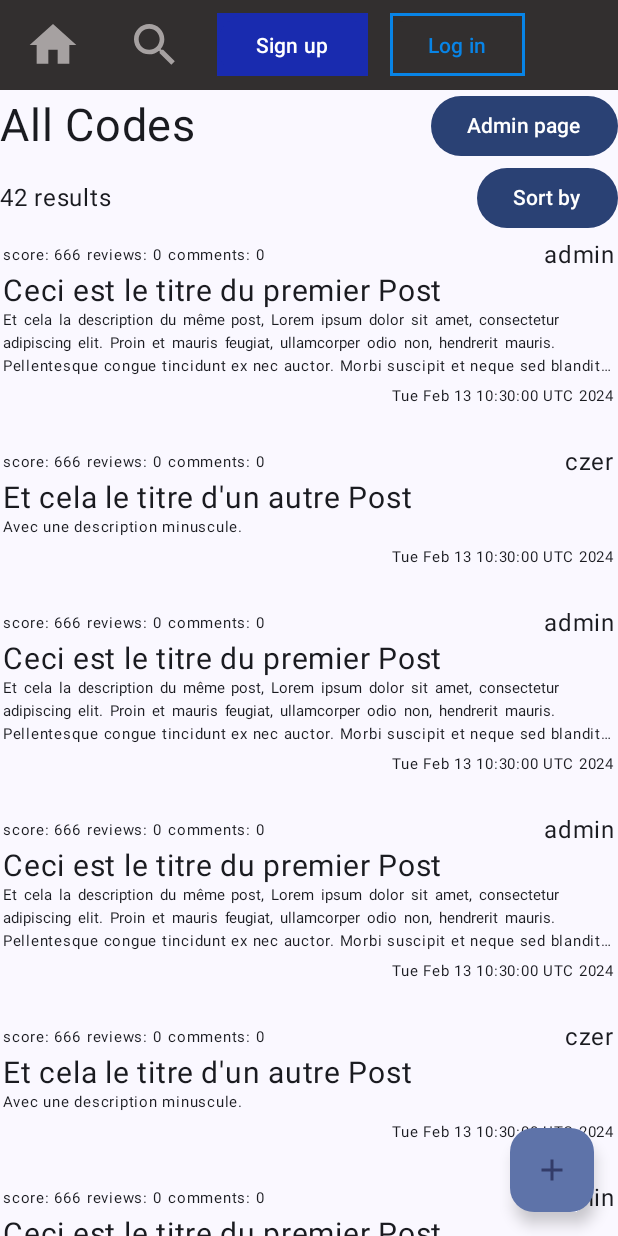
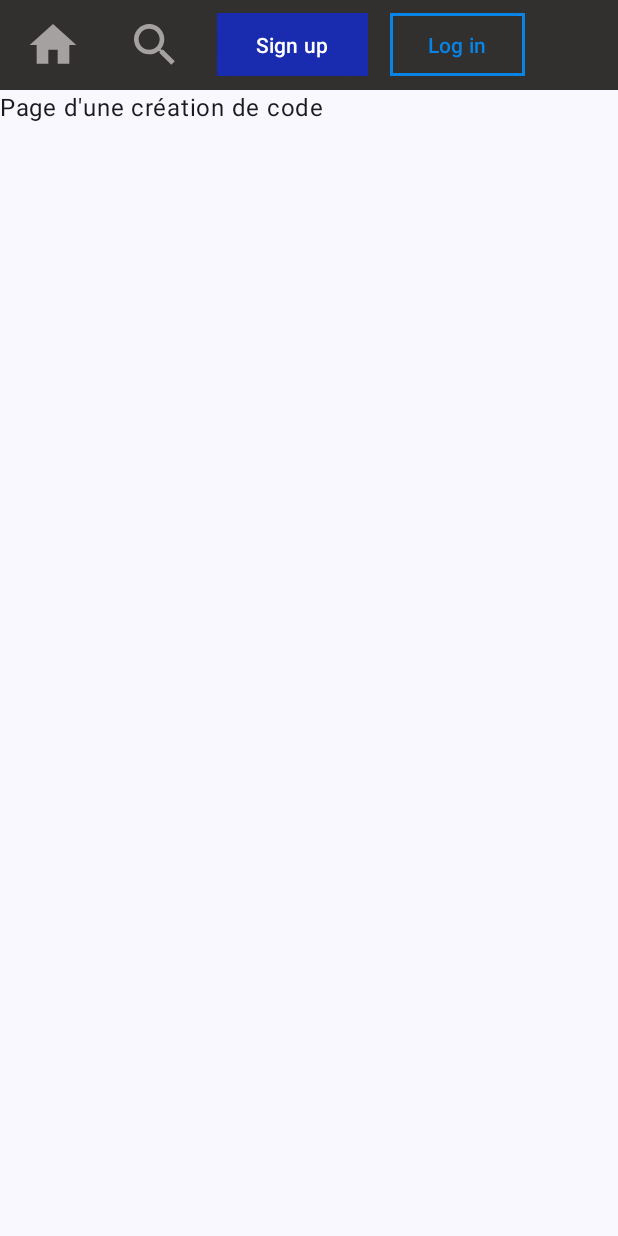
Before and after one commit to CesaireAgonse/Projet-Android-M2-UGEReveVue, an Android app built with Jetpack Compose: the screen it shows after launch (MainActivity), after a tap on "Add a new Post", on a phone screen of 412 x 824 dp. Run offline under Robolectric (Android 15) with nearby library versions, the phone set to English and light mode, and no system bars; 2 other taps on this screen came first.

Commit message:
refactorisation de la navigation entre les composants

```diff
--- a/app/src/main/java/fr/uge/ugerevevueandroid/ApiService.kt
+++ b/app/src/main/java/fr/uge/ugerevevueandroid/ApiService.kt
@@ -1,5 +1,6 @@
 package fr.uge.ugerevevueandroid
 
+import fr.uge.ugerevevueandroid.page.SignupForm
 import retrofit2.Call
 import retrofit2.Retrofit
 import retrofit2.converter.gson.GsonConverterFactory
--- a/app/src/main/java/fr/uge/ugerevevueandroid/MainActivity.kt
+++ b/app/src/main/java/fr/uge/ugerevevueandroid/MainActivity.kt
@@ -13,6 +13,14 @@ import androidx.compose.runtime.mutableStateOf
 import androidx.compose.runtime.remember
 import androidx.compose.runtime.setValue
 import androidx.compose.ui.Modifier
+import fr.uge.ugerevevueandroid.information.SimpleUserInformation
+import fr.uge.ugerevevueandroid.page.CodePage
+import fr.uge.ugerevevueandroid.page.CreatePage
+import fr.uge.ugerevevueandroid.page.HomePage
+import fr.uge.ugerevevueandroid.page.LoginPage
+import fr.uge.ugerevevueandroid.page.Page
+import fr.uge.ugerevevueandroid.page.SignupPage
+import fr.uge.ugerevevueandroid.page.UserPage
 import fr.uge.ugerevevueandroid.ui.theme.UGEReveVueAndroidTheme
 
 class MainActivity : ComponentActivity() {
@@ -35,12 +43,16 @@ class MainActivity : ComponentActivity() {
 @Composable
 fun Application(){
     var page by remember { mutableStateOf(Page.HOME) }
+    var userProfile by remember { mutableStateOf<SimpleUserInformation>(SimpleUserInformation()) }
     Column {
         Navbar(onClickButton = { page = it })
         when(page){
-            Page.HOME -> HomePage()
+            Page.HOME -> HomePage( redirection = {page = it}, setUser = {userProfile = it})
             Page.LOGIN -> LoginPage()
             Page.SIGNUP -> SignupPage()
+            Page.USER -> UserPage(userProfile)
+            Page.CODE -> CodePage(redirection = {page = it})
+            Page.CREATE -> CreatePage(redirection = {page = it})
         }
     }
 }
--- a/app/src/main/java/fr/uge/ugerevevueandroid/information/SimpleUserInformation.java
+++ b/app/src/main/java/fr/uge/ugerevevueandroid/information/SimpleUserInformation.java
@@ -42,6 +42,9 @@ public class SimpleUserInformation {
         isAdmin = admin;
     }
 
+    public SimpleUserInformation() {
+    }
+
     public SimpleUserInformation(long id, String username, Set<SimpleUserInformation> followed, boolean isAdmin) {
         this.id = id;
         this.username = username;
--- /dev/null
+++ b/app/src/main/java/fr/uge/ugerevevueandroid/page/Create.kt
@@ -0,0 +1,9 @@
+package fr.uge.ugerevevueandroid.page
+
+import androidx.compose.material3.Text
+import androidx.compose.runtime.Composable
+
+@Composable
+fun CreatePage(redirection : (Page) -> Unit){
+    Text(text = "Page d'une création de code")
+}
--- a/app/src/main/java/fr/uge/ugerevevueandroid/Home.kt
+++ b/app/src/main/java/fr/uge/ugerevevueandroid/page/Home.kt
@@ -1,6 +1,5 @@
-package fr.uge.ugerevevueandroid
+package fr.uge.ugerevevueandroid.page
 
-import androidx.compose.foundation.background
 import androidx.compose.foundation.clickable
 import androidx.compose.foundation.layout.Arrangement
 import androidx.compose.foundation.layout.Column
@@ -11,15 +10,12 @@ import androidx.compose.foundation.rememberScrollState
 import androidx.compose.foundation.verticalScroll
 import androidx.compose.material.icons.Icons
 import androidx.compose.material.icons.filled.Add
-import androidx.compose.material.icons.filled.Clear
 import androidx.compose.material3.Button
 import androidx.compose.material3.DropdownMenu
 import androidx.compose.material3.DropdownMenuItem
 import androidx.compose.material3.FloatingActionButton
 import androidx.compose.material3.Icon
-import androidx.compose.material3.IconButton
 import androidx.compose.material3.Scaffold
-import androidx.compose.material3.Surface
 import androidx.compose.material3.Text
 import androidx.compose.runtime.Composable
 import androidx.compose.runtime.getValue
@@ -33,6 +29,7 @@ import androidx.compose.ui.text.style.TextAlign
 import androidx.compose.ui.text.style.TextOverflow
 import androidx.compose.ui.unit.dp
 import androidx.compose.ui.unit.sp
+import fr.uge.ugerevevueandroid.R
 import fr.uge.ugerevevueandroid.information.CodeInformation
 import fr.uge.ugerevevueandroid.information.CommentInformation
 import fr.uge.ugerevevueandroid.information.ReviewInformation
@@ -88,7 +85,7 @@ fun loadPosts() : MutableList<CodeInformation> {
 }
 
 @Composable
-fun HomePage(){
+fun HomePage(redirection : (Page) -> Unit, setUser : (SimpleUserInformation) -> Unit){
     var posts = loadPosts()
     val scrollState = rememberScrollState()
 
@@ -97,7 +94,7 @@ fun HomePage(){
             FistRow(isAdmin = true, 42)
         },
         floatingActionButton = {
-            FloatingActionButton(onClick = { /*TODO*/ }, contentColor = Color(R.color.button_color_2)) {
+            FloatingActionButton(onClick = { redirection(Page.CREATE) }, contentColor = Color(R.color.button_color_2)) {
                 Icon(Icons.Filled.Add, contentDescription = "Add a new Post")
             }
         }
@@ -111,7 +108,9 @@ fun HomePage(){
         ) {
             posts.forEach{
                 Post(code = it,
-                    modifier = Modifier.clickable { /* Code(it)*/ })
+                    modifier = Modifier.clickable { redirection(Page.CODE) },
+                    redirection,
+                    setUser)
             }
 
         }
@@ -186,7 +185,9 @@ fun FistRow(isAdmin : Boolean, numberResult: Int){
 }
 
 @Composable
-fun Post(code: CodeInformation, modifier: Modifier = Modifier){
+fun Post(code: CodeInformation, modifier: Modifier = Modifier,
+         redirection : (Page) -> Unit,
+         setUser : (SimpleUserInformation) -> Unit){
     Column (
         modifier = modifier.padding(2.dp)
         // mettre un petit background et delimiter chaque component
@@ -205,7 +206,10 @@ fun Post(code: CodeInformation, modifier: Modifier = Modifier){
             Spacer(modifier = Modifier.weight(1f))
             Text(
                 text = "${code.userInformation.username}",
-                modifier = Modifier.clickable { /*User(user = code.userInformation)*/ }
+                modifier = Modifier.clickable { /*User(user = code.userInformation)*/
+                redirection(Page.USER)
+                setUser(code.userInformation)
+                }
             )
         }
         Row {
--- a/app/src/main/java/fr/uge/ugerevevueandroid/Login.kt
+++ b/app/src/main/java/fr/uge/ugerevevueandroid/page/Login.kt
@@ -1,4 +1,4 @@
-package fr.uge.ugerevevueandroid
+package fr.uge.ugerevevueandroid.page
 
 import androidx.compose.foundation.layout.Arrangement
 import androidx.compose.foundation.layout.Column
@@ -77,7 +77,7 @@ fun LoginPage(){
             )
         )
         Button(
-            onClick = { login(username = username, password = password)},
+            onClick = { login(username = username, password = password) },
             modifier = Modifier
         ){
             Text(text = "Log in")
--- /dev/null
+++ b/app/src/main/java/fr/uge/ugerevevueandroid/page/Page.kt
@@ -0,0 +1,10 @@
+package fr.uge.ugerevevueandroid.page
+
+enum class Page {
+    HOME,
+    SIGNUP,
+    LOGIN,
+    USER,
+    CODE,
+    CREATE
+}
--- a/app/src/main/java/fr/uge/ugerevevueandroid/Signup.kt
+++ b/app/src/main/java/fr/uge/ugerevevueandroid/page/Signup.kt
@@ -1,4 +1,4 @@
-package fr.uge.ugerevevueandroid
+package fr.uge.ugerevevueandroid.page
 
 import android.util.Log
 import androidx.compose.foundation.layout.Arrangement
@@ -29,6 +29,7 @@ import androidx.compose.ui.text.input.PasswordVisualTransformation
 import androidx.compose.ui.text.input.VisualTransformation
 import androidx.compose.ui.unit.dp
 import androidx.compose.ui.unit.sp
+import fr.uge.ugerevevueandroid.apiService
 import retrofit2.Call
 
 data class SignupForm(val username: String, val password: String)
@@ -114,7 +115,7 @@ fun SignupPage(){
             )
         )
         Button(
-            onClick = { signup(username = username, password = password, confirmPassword = confirmPassword)},
+            onClick = { signup(username = username, password = password, confirmPassword = confirmPassword) },
             modifier = Modifier
         ){
             Text(text = "Sign up")
--- a/app/src/main/java/fr/uge/ugerevevueandroid/User.kt
+++ b/app/src/main/java/fr/uge/ugerevevueandroid/page/User.kt
@@ -1,10 +1,10 @@
-package fr.uge.ugerevevueandroid
+package fr.uge.ugerevevueandroid.page
 
 import androidx.compose.material3.Text
 import androidx.compose.runtime.Composable
 import fr.uge.ugerevevueandroid.information.SimpleUserInformation
 
 @Composable
-fun User(user : SimpleUserInformation) {
+fun UserPage(user : SimpleUserInformation) {
     Text(text = "Page de l'user ${user.username}")
 }
```
Also changed, not shown: app/src/main/java/fr/uge/ugerevevueandroid/Code.kt (deleted, +0 -10 lines), app/src/main/java/fr/uge/ugerevevueandroid/Navbar.kt (+1 -17 lines), app/src/main/java/fr/uge/ugerevevueandroid/Page.kt (deleted, +0 -7 lines), app/src/main/java/fr/uge/ugerevevueandroid/page/Code.kt (added, +9 -0 lines).
